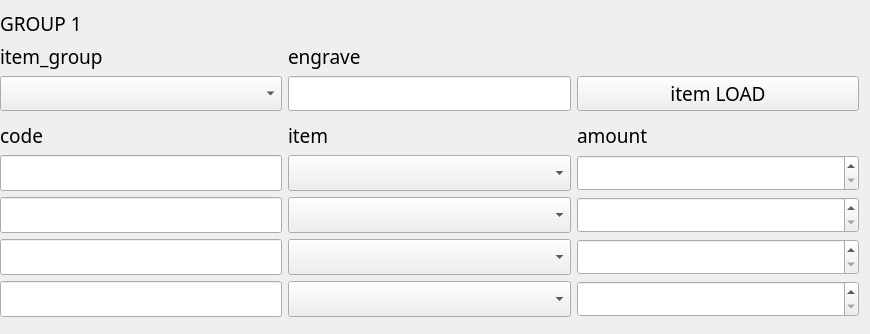
Old version of the form ui/ordersInnerWidget.ui in the repository SuhYeoJee/OrderManager.
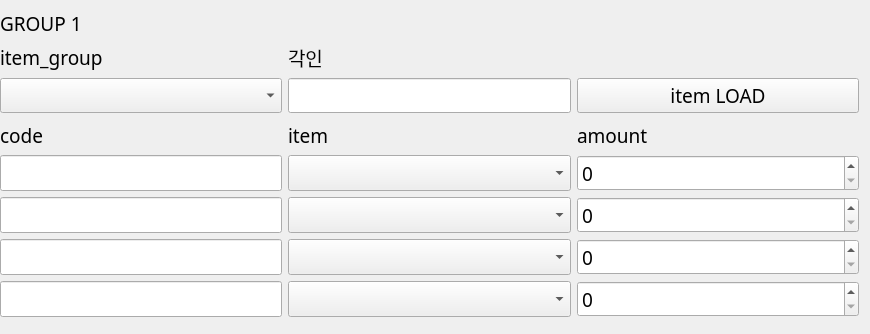
New version of the form.

Diff of the .ui file:
```diff
--- a/ui/ordersInnerWidget.ui
+++ b/ui/ordersInnerWidget.ui
@@ -51,7 +51,7 @@
        </sizepolicy>
       </property>
       <property name="specialValueText">
-       <string> </string>
+       <string/>
       </property>
       <property name="maximum">
        <number>999999</number>
@@ -67,7 +67,7 @@
        </sizepolicy>
       </property>
       <property name="specialValueText">
-       <string> </string>
+       <string/>
       </property>
       <property name="maximum">
        <number>999999</number>
@@ -84,7 +84,7 @@
     <item row="1" column="1">
      <widget class="QLabel" name="label_22">
       <property name="text">
-       <string>engrave</string>
+       <string>각인</string>
       </property>
      </widget>
     </item>
@@ -184,7 +184,7 @@
        </sizepolicy>
       </property>
       <property name="specialValueText">
-       <string> </string>
+       <string/>
       </property>
       <property name="maximum">
        <number>999999</number>
@@ -236,7 +236,7 @@
        </sizepolicy>
       </property>
       <property name="specialValueText">
-       <string> </string>
+       <string/>
       </property>
       <property name="maximum">
        <number>999999</number>
```
Left out of the diff: 2 changed lines with no effect on the pictures.
